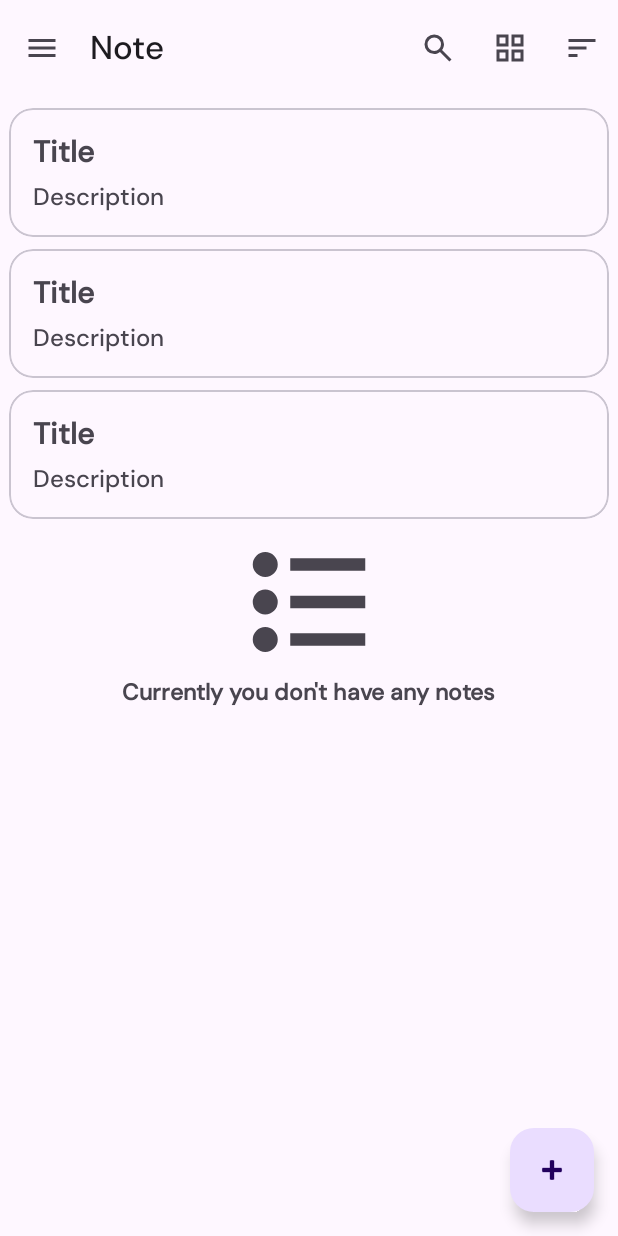
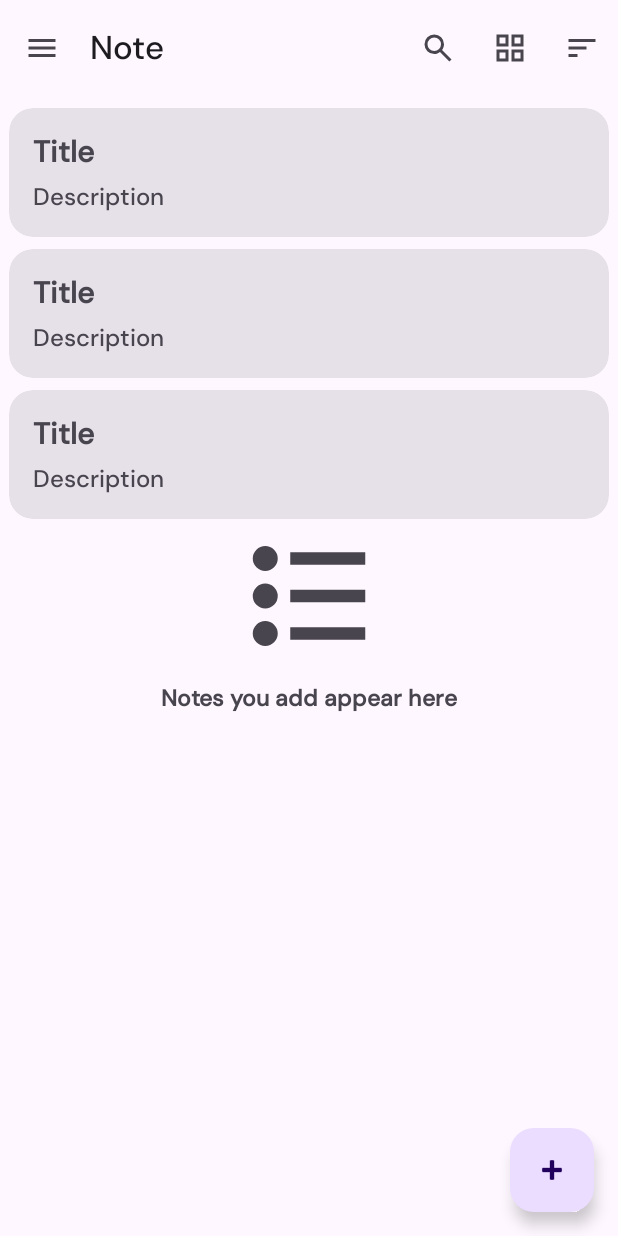
Before and after one commit to MubarakNative/Diary-notes-app, an Android app: the layout fragment_home_note.xml on its own in the app's theme, with its tools: preview values and no code run, on a phone screen of 412 x 824 dp. Run offline under Robolectric (Android 15) with nearby library versions, the phone set to English and light mode, and no system bars.

Commit message:
#1 Find a bug (Weird) behaviour on staggredGridLayout item's are aligned automatically on the bottom of the screen when app minimize and open (WE FIX IT) by change the height of the recycler view to 'wrap_content'

```diff
--- a/app/src/main/java/com/mubarak/madexample/data/sources/NoteRepository.kt
+++ b/app/src/main/java/com/mubarak/madexample/data/sources/NoteRepository.kt
@@ -12,9 +12,7 @@ interface NoteRepository {
     fun searchNote(searchQuery:String):Flow<List<Note>>
     fun getNoteById(noteId:String):Flow<Note>
 
-
-
-    //chc
+    //This function need as proper name and proper asynchronous implementation
     suspend fun getNoteByIdd(noteId:String):Note
 
 
--- a/app/src/main/java/com/mubarak/madexample/data/sources/NoteRepositoryImpl.kt
+++ b/app/src/main/java/com/mubarak/madexample/data/sources/NoteRepositoryImpl.kt
@@ -36,9 +36,10 @@ class NoteRepositoryImpl @Inject constructor(
        return notesDatabase.getDao.getNoteById(noteId)
     }
 
-    // checking
+    //This function need as proper name and proper asynchronous implementation
     override suspend fun getNoteByIdd(noteId: String): Note {
         return notesDatabase.getDao.getNoteByIdd(noteId)
     }
 
+
 }
--- a/app/src/main/java/com/mubarak/madexample/data/sources/datastore/TodoPreferenceDataStore.kt
+++ b/app/src/main/java/com/mubarak/madexample/data/sources/datastore/TodoPreferenceDataStore.kt
@@ -25,8 +25,6 @@ class TodoPreferenceDataStore @Inject constructor(
         }
     }
 
-
-
     companion object {
         val NOTE_ORDER_KEY = booleanPreferencesKey("isGrid")
     }
--- a/app/src/main/java/com/mubarak/madexample/data/sources/local/dao/NoteDao.kt
+++ b/app/src/main/java/com/mubarak/madexample/data/sources/local/dao/NoteDao.kt
@@ -12,7 +12,7 @@ import kotlinx.coroutines.flow.Flow
 @Dao
 interface NoteDao {
 
-    @Insert(onConflict = OnConflictStrategy.IGNORE) // REPLACE
+    @Insert(onConflict = OnConflictStrategy.REPLACE)
     suspend fun insertNote(note: Note)
 
     @Upsert
@@ -33,8 +33,9 @@ interface NoteDao {
     @Query("SELECT * FROM note_table WHERE note_id =:noteId ")
     fun getNoteById(noteId:String): Flow<Note>
 
-   //chc
+    //This function need as proper name and proper asynchronous implementation
     @Query("SELECT * FROM note_table WHERE note_id =:noteId ")
     suspend fun getNoteByIdd(noteId:String): Note
 
+
 }
--- a/app/src/main/java/com/mubarak/madexample/data/sources/local/model/Note.kt
+++ b/app/src/main/java/com/mubarak/madexample/data/sources/local/model/Note.kt
@@ -12,8 +12,9 @@ data class Note(
     var id:String = UUID.randomUUID().toString(),
 
     @ColumnInfo("Title")
-    var title:String,
+    val title:String,
 
     @ColumnInfo("Description")
-    var description:String
+    val description:String
+
 )
--- a/app/src/main/java/com/mubarak/madexample/utils/Event.kt
+++ b/app/src/main/java/com/mubarak/madexample/utils/Event.kt
@@ -3,19 +3,18 @@ package com.mubarak.madexample.utils
 
 /**
  * A wrapper class livedata events*/
- class Event< T>(private val content: T) {
+ class Event<T>(private val content: T) {
 
     var hasBeenHandled = false
         private set // Allow external read but not write
 
     fun getContentIfNotHandled(): T? {
         return if (hasBeenHandled) {
-            null
+           null
         } else {
             hasBeenHandled = true
             content
         }
     }
 
-
 }
--- a/app/src/main/res/layout/fragment_home_note.xml
+++ b/app/src/main/res/layout/fragment_home_note.xml
@@ -27,12 +27,6 @@
             android:layout_height="wrap_content"
             app:liftOnScroll="false">
 
-            <!--      <com.google.android.material.search.SearchBar
-                      android:id="@+id/toolBar_home"
-                      android:layout_width="match_parent"
-                      android:layout_height="wrap_content"
-                      android:hint="Search your note"
-                      app:navigationIcon="@drawable/menu_hamburger_icon_24px" />-->
             <com.google.android.material.appbar.MaterialToolbar
                 android:id="@+id/toolBar_home"
                 android:layout_width="match_parent"
@@ -47,31 +41,10 @@
         <androidx.recyclerview.widget.RecyclerView
             android:id="@+id/homeNoteList"
             android:layout_width="match_parent"
-            android:layout_height="match_parent"
-            app:layoutManager="androidx.recyclerview.widget.LinearLayoutManager"
+            android:layout_height="wrap_content"
             app:layout_behavior="@string/appbar_scrolling_view_behavior"
             tools:listitem="@layout/note_list_item" />
 
-
-
-        <!--<com.google.android.material.search.SearchView
-            android:id="@+id/searview"
-            app:useDrawerArrowDrawable="true"
-            android:layout_width="match_parent"
-            android:layout_height="match_parent"
-            app:layout_anchor="@id/toolBar_home">
-
-            &lt;!&ndash;Search Suggestion will place here Ex: RecyclerView&ndash;&gt;
-
-            <androidx.recyclerview.widget.RecyclerView
-                android:id="@+id/search_suggestion_recycler_view"
-                android:layout_width="match_parent"
-                app:layoutManager="androidx.recyclerview.widget.LinearLayoutManager"
-                android:layout_height="match_parent"
-                tools:listitem="@layout/note_list_item" />
-
-
-        </com.google.android.material.search.SearchView>-->
 
         <androidx.constraintlayout.widget.ConstraintLayout
             android:layout_width="match_parent"
@@ -97,6 +70,7 @@
                 android:text="@string/no_note_text"
                 android:textSize="15sp"
                 android:textStyle="bold"
+                android:layout_margin="8dp"
                 app:layout_constraintEnd_toEndOf="parent"
                 app:layout_constraintStart_toStartOf="parent"
                 app:layout_constraintTop_toBottomOf="@+id/imageView" />
--- a/app/src/main/res/layout/note_list_item.xml
+++ b/app/src/main/res/layout/note_list_item.xml
@@ -5,11 +5,14 @@
 
     <data>
 
-        <import type="com.mubarak.madexample.ui.note.HomeNoteViewModel"/>
-        <import type="com.mubarak.madexample.data.sources.local.model.Note"/>
+        <import type="com.mubarak.madexample.ui.note.HomeNoteViewModel" />
+
+        <import type="com.mubarak.madexample.data.sources.local.model.Note" />
+
         <variable
             name="homeViewModel"
             type="HomeNoteViewModel" />
+
         <variable
             name="note"
             type="com.mubarak.madexample.data.sources.local.model.Note" />
@@ -22,48 +25,43 @@
         android:paddingStart="6dp"
         android:paddingEnd="6dp">
 
-
         <com.google.android.material.card.MaterialCardView
             android:id="@+id/cvParent"
+            style="?attr/materialCardViewFilledStyle"
             android:layout_width="match_parent"
             android:layout_height="wrap_content"
             android:onClick="@{()-> homeViewModel.getNoteId(note.id)}"
             app:layout_constraintStart_toStartOf="@+id/guideline2"
             app:layout_constraintTop_toTopOf="@+id/guideline3"
-            style="?attr/materialCardViewOutlinedStyle"
             app:shapeAppearance="?attr/shapeAppearanceCornerLarge">
-
 
             <androidx.constraintlayout.widget.ConstraintLayout
                 android:id="@+id/listParent"
-                android:layout_width="wrap_content"
-                android:layout_height="wrap_content"
-                android:layout_marginStart="16dp"
-                android:layout_marginTop="16dp"
-                android:layout_marginEnd="16dp"
-                android:layout_marginBottom="16dp">
-
+                android:layout_width="match_parent"
+                android:layout_height="match_parent"
+                android:layout_margin="16dp">
 
                 <TextView
                     android:id="@+id/tvTitle"
-                    android:layout_width="wrap_content"
+                    android:layout_width="0dp"
                     android:layout_height="wrap_content"
                     android:ellipsize="end"
-                    android:maxLines="10"
+                    android:maxLines="6"
                     android:textSize="20sp"
                     android:textStyle="bold"
-                    app:layout_constraintStart_toStartOf="@id/listParent"
+                    app:layout_constraintEnd_toStartOf="@+id/ivPin"
+                    app:layout_constraintStart_toStartOf="@+id/listParent"
                     app:layout_constraintTop_toTopOf="parent"
                     tools:text="Title" />
-
 
                 <TextView
                     android:id="@+id/tvDesc"
                     android:layout_width="wrap_content"
                     android:layout_height="wrap_content"
                     android:layout_marginTop="6dp"
+                    android:layout_marginEnd="16dp"
                     android:ellipsize="end"
-                    android:maxLines="12"
+                    android:maxLines="8"
                     android:textSize="16sp"
                     app:layout_constraintBottom_toBottomOf="parent"
                     app:layout_constraintStart_toStartOf="@+id/tvTitle"
@@ -71,9 +69,18 @@
                     app:layout_constraintVertical_bias="0.0"
                     tools:text="Description" />
 
+                <ImageView
+                    android:id="@+id/ivPin"
+                    android:layout_width="wrap_content"
+                    android:layout_height="wrap_content"
+                    android:visibility="gone"
+                    android:padding="8dp"
+                    android:src="@drawable/push_pin_filled_24dp_icon"
+                    app:layout_constraintEnd_toEndOf="parent"
+                    app:layout_constraintTop_toTopOf="@id/listParent"
+                    tools:ignore="ContentDescription" />
 
             </androidx.constraintlayout.widget.ConstraintLayout>
-
 
         </com.google.android.material.card.MaterialCardView>
 
@@ -91,6 +98,5 @@
             android:orientation="horizontal"
             app:layout_constraintGuide_begin="8dp" />
 
-
     </androidx.constraintlayout.widget.ConstraintLayout>
 </layout>
--- a/app/src/main/res/menu/opt_home_menu.xml
+++ b/app/src/main/res/menu/opt_home_menu.xml
@@ -9,7 +9,7 @@
 
     <item android:id="@+id/action_note_view_type"
         android:icon="@drawable/grid_view_icon24px"
-        android:title="@string/view_as_grid"
+        android:title="@string/note_layout_grid"
         app:showAsAction="ifRoom"/>
 
     <item android:id="@+id/action_sort_note_order"
--- a/app/src/main/res/navigation/nav_graph.xml
+++ b/app/src/main/res/navigation/nav_graph.xml
@@ -29,6 +29,7 @@
             app:argType="string"
             app:nullable="true"/>
 
+
     </fragment>
     <fragment
         android:id="@+id/settingNoteFragment"
--- a/app/src/main/res/values/strings.xml
+++ b/app/src/main/res/values/strings.xml
@@ -7,11 +7,15 @@
     <string name="empty_note_message">Empty note discarded!</string>
     <string name="title">Title</string>
     <string name="note_deleted">Note deleted</string>
-    <string name="no_note_text">Currently you don\'t have any notes</string>
+    <string name="no_note_text">Notes you add appear here</string>
     <string name="search">Search</string>
-    <!-- TODO: Remove or change this placeholder text -->
     <string name="filter">Filter</string>
-    <string name="view_as_grid">View as grid</string>
+    <string name="note_layout_grid">View as grid</string>
+    <string name="note_layout_list">View as list</string>
     <string name="send">Send</string>
+    <string name="pin">Pin</string>
+    <string name="make_a_copy">Make a copy</string>
+    <string name="delete">Delete</string>
+    <string name="save">Save</string>
 
 </resources>
```
Also changed, not shown: app/src/main/java/com/mubarak/madexample/ui/addoreditnote/ActionNoteFragment.kt (+24 -15 lines), app/src/main/java/com/mubarak/madexample/ui/addoreditnote/ActionNoteViewModel.kt (+24 -10 lines), app/src/main/java/com/mubarak/madexample/ui/main/MainActivity.kt (+6 -2 lines), app/src/main/java/com/mubarak/madexample/ui/note/HomeNoteFragment.kt (+19 -22 lines), app/src/main/java/com/mubarak/madexample/ui/note/HomeNoteItemAdapter.kt (+3 -14 lines), app/src/main/java/com/mubarak/madexample/ui/note/HomeNoteViewModel.kt (+4 -5 lines), app/src/main/res/layout/fragment_action_note.xml (+19 -14 lines), app/src/main/res/menu/opt_add_edit_menu.xml (+10 -2 lines). Lines whose indentation alone changed are shown as unchanged.
